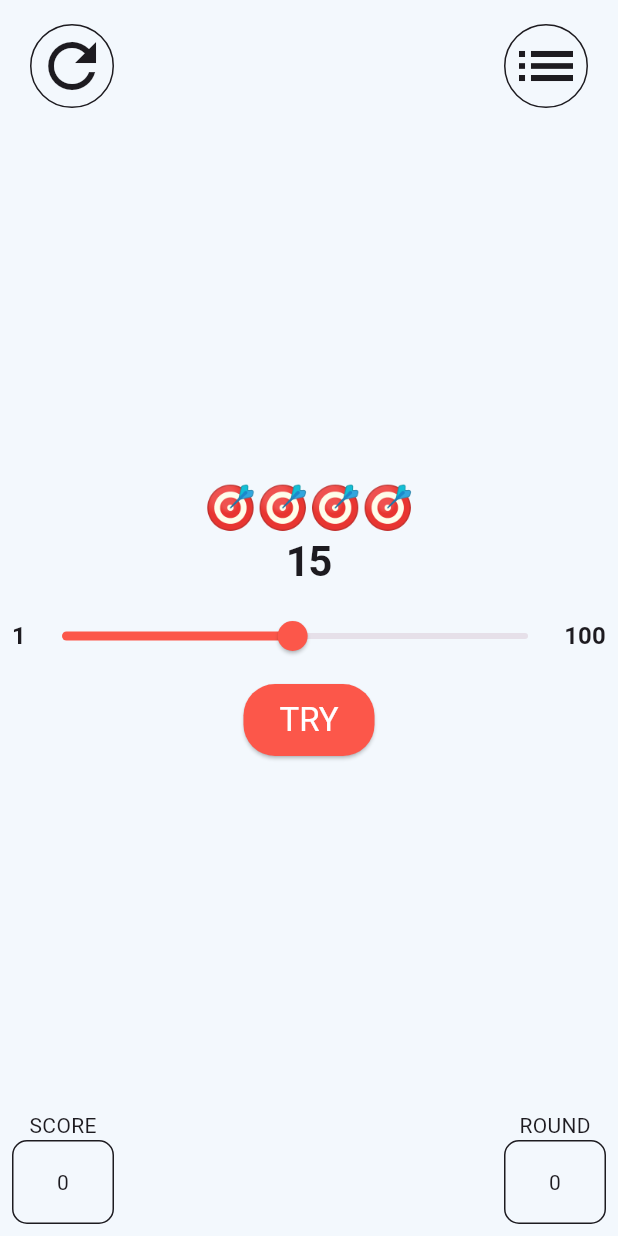
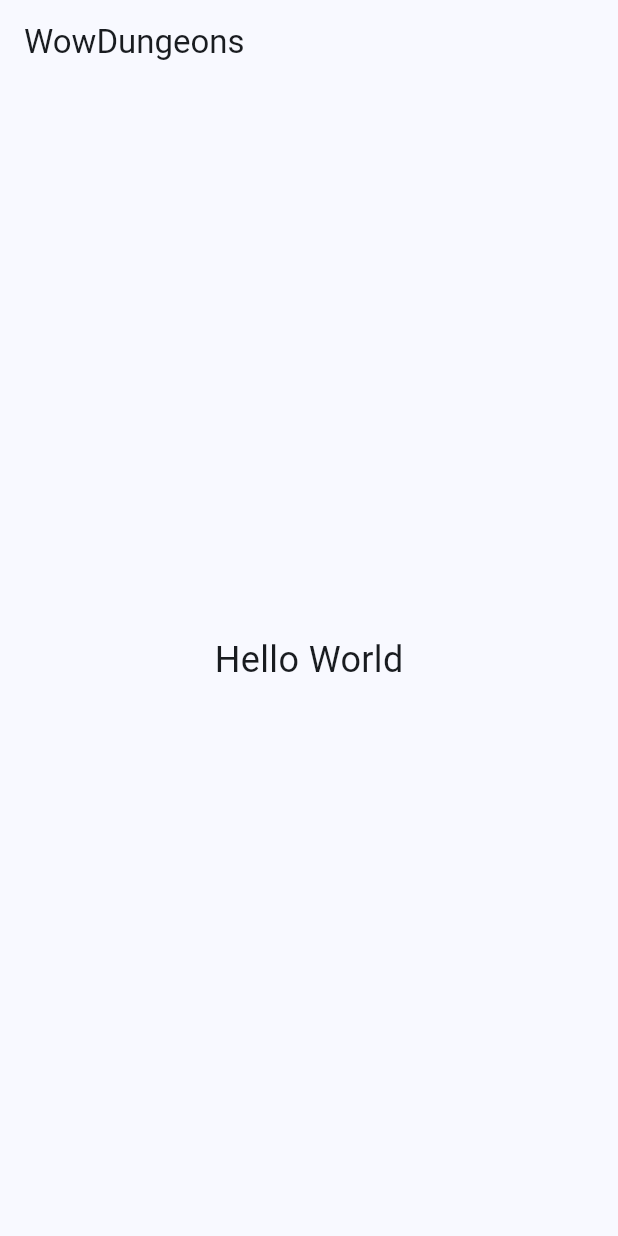
Before and after one commit to Xavierete/WowDungeons, a Flutter app: the screen it shows after launch, on a phone screen of 412 x 824 dp. Run offline on Flutter 3.47's test engine with Material 3 defaults, Android fonts, the phone set to English and light mode, and no system bars.

```diff
--- a/lib/app_colors.dart
+++ /dev/null
@@ -1,6 +0,0 @@
-import 'package:flutter/material.dart';
-
-class AppColors {
-static const primaryColor = Color(0xFFFC574A);
-static const backgroundColor = Color(0xFFF3F8FD);
-}
--- a/lib/background_view.dart
+++ /dev/null
@@ -1,38 +0,0 @@
-import 'package:flutter/material.dart';
-import 'package:flutter_guess_the_number/marks_view.dart';
-import 'package:flutter_guess_the_number/number_view.dart';
-import 'package:flutter_guess_the_number/rounded_view.dart';
-import 'package:flutter_guess_the_number/view_model.dart';
-import 'package:provider/provider.dart';
-class BackgroundView extends StatelessWidget {
-  const BackgroundView({super.key});
-
-  @override
-  Widget build(BuildContext context) {
-    var appState = context.watch<ViewModel>();
-    return Padding(
-      padding: const EdgeInsets.all(8.0),
-      child: Column(
-        children: [
-          Row(
-            children: [
-              TextButton(onPressed:(){appState.restartGame();}, child: RoundedView(icon: Icons.refresh)),
-              Spacer(),
-              TextButton(onPressed:(){
-                Navigator.push(context, MaterialPageRoute(builder: (context) => const MarksView()));
-              }, child: RoundedView(icon: Icons.list)),
-            ],
-          ),
-          Spacer(),
-          Row(
-            children: [
-              NumberView(text: "SCORE", value: appState.score),
-              Spacer(),
-              NumberView(text: "ROUND", value: appState.rounds),
-            ],
-          ),
-        ],
-      ),
-    );
-  }
-}
--- a/lib/game.dart
+++ /dev/null
@@ -1,40 +0,0 @@
-import 'dart:math';
-
-class Game {
-  static final int MIN_VALUE = 0;
-  static final int MAX_VALUE = 100;
-
-  int _targetValue = 0;
-  int _points = 0;
-  int _score = 0;
-  int _rounds = 0;
-
-  int get score => _score;
-  int get rounds => _rounds;
-  int get targetValue => _targetValue;
-  int get points => _points;
-
-  Game() {
-    _targetValue = Random().nextInt(MAX_VALUE + 1 - MIN_VALUE) + MIN_VALUE;
-  }
-
-  void calculatePoints(double sliderValue) {
-    int sliderValueInt = sliderValue.round().toInt();
-    int difference = (_targetValue - sliderValueInt).abs();
-    _points = (MAX_VALUE - difference);
-    _score += _points;
-    _rounds++;
-  }
-
-  void reset() {
-    _targetValue = Random().nextInt(MAX_VALUE + 1 - MIN_VALUE) + MIN_VALUE;
-    _points = 0;
-  }
-
-  void restartGame() {
-    _targetValue = Random().nextInt(MAX_VALUE + 1 - MIN_VALUE) + MIN_VALUE;
-    _points = 0;
-    _score = 0;
-    _rounds = 0;
-  }
-}
--- a/lib/main.dart
+++ b/lib/main.dart
@@ -1,117 +1,40 @@
 import 'package:flutter/material.dart';
-import 'package:flutter_guess_the_number/app_colors.dart';
-import 'package:flutter_guess_the_number/background_view.dart';
-import 'package:flutter_guess_the_number/game.dart';
-import 'package:flutter_guess_the_number/slider_widget.dart';
-import 'package:flutter_guess_the_number/test_view.dart';
-import 'package:flutter_guess_the_number/view_model.dart';
-import 'package:provider/provider.dart';
 
 void main() {
-  runApp(const MainApp());
+  runApp(const MyApp());
 }
 
-class MainApp extends StatelessWidget {
-  const MainApp({super.key});
+class MyApp extends StatelessWidget {
+  const MyApp({super.key});
 
   @override
   Widget build(BuildContext context) {
-    return ChangeNotifierProvider(
-      create: (context) => ViewModel(),
-      child: MaterialApp(
-        theme: ThemeData(scaffoldBackgroundColor: AppColors.backgroundColor),
-        home: Scaffold(
-          body: Stack(children: [const BackgroundView(), const ContentView()]),
+    return MaterialApp(
+      title: 'WowDungeons',
+      theme: ThemeData(
+        colorScheme: ColorScheme.fromSeed(seedColor: Colors.blue),
+        useMaterial3: true,
+      ),
+      home: const MyHomePage(),
+    );
+  }
+}
+
+class MyHomePage extends StatelessWidget {
+  const MyHomePage({super.key});
+
+  @override
+  Widget build(BuildContext context) {
+    return Scaffold(
+      appBar: AppBar(
+        title: const Text('WowDungeons'),
+      ),
+      body: const Center(
+        child: Text(
+          'Hello World',
+          style: TextStyle(fontSize: 24),
         ),
       ),
     );
   }
 }
-
-class ContentView extends StatefulWidget {
-  const ContentView({super.key});
-
-  @override
-  State<ContentView> createState() => _ContentViewState();
-}
-
-class _ContentViewState extends State<ContentView> {
-  double _value = 50;
-  final double _MIN_VALUE = 1.0;
-  final double _MAX_VALUE = 100.0;
-  @override
-  Widget build(BuildContext context) {
-    var appState = context.watch<ViewModel>();
-    return Center(
-      child: Column(
-        mainAxisAlignment: MainAxisAlignment.center,
-        children: [
-          Text("🎯🎯🎯🎯", style: Theme.of(context).textTheme.headlineMedium),
-          Text(
-            "${appState.targetValue}",
-            style: Theme.of(context).textTheme.headlineMedium?.copyWith(
-              letterSpacing: -1,
-              fontWeight: FontWeight.bold,
-            ),
-          ),
-          Padding(
-            padding: const EdgeInsets.all(8.0),
-            child: SliderWidget(
-              value: _value,
-              onChanged: _onChanged,
-              min: _MIN_VALUE,
-              max: _MAX_VALUE,
-            ),
-          ),
-          //Text("$_value"),
-          ElevatedButton(
-            onPressed: _onPressed,
-            style: ElevatedButton.styleFrom(
-              minimumSize: const Size(48, 48),
-              backgroundColor: AppColors.primaryColor,
-              shape: RoundedRectangleBorder(
-                borderRadius: BorderRadius.circular(21),
-              ),
-            ),
-            child: Text(
-              "TRY",
-              style: Theme.of(
-                context,
-              ).textTheme.titleLarge?.copyWith(color: Colors.white),
-            ),
-          ),
-        ],
-      ),
-    );
-  }
-
-  void _onChanged(double value) {
-    setState(() {
-      _value = value;
-    });
-  }
-
-  void _onPressed() {
-    var appState = Provider.of<ViewModel>(context, listen: false);
-    appState.calculatePoints(_value);
-    showDialog(
-      context: context,
-      builder:
-          (context) => AlertDialog(
-            title: const Text("Congralutations"),
-            content: Text("Your points are: ${appState.points}"),
-            actions: [
-              ElevatedButton(
-                onPressed: () {
-                  setState(() {
-                    appState.reset();
-                  });
-                  Navigator.pop(context);
-                },
-                child: const Text("OK"),
-              ),
-            ],
-          ),
-    );
-  }
-}
--- a/lib/number_view.dart
+++ /dev/null
@@ -1,29 +0,0 @@
-import 'package:flutter/material.dart';
-
-class NumberView extends StatelessWidget {
-  final String text;
-  final int value;
-  const NumberView({super.key, required this.text, required this.value});
-
-  @override
-  Widget build(BuildContext context) {
-    return Column(
-      mainAxisAlignment: MainAxisAlignment.center,
-      children: [
-        Text(text),
-        Container(
-          width: 68,
-          height: 56,
-          alignment: Alignment.center,
-          decoration: BoxDecoration(
-            border: Border.all(
-              color: Theme.of(context).colorScheme.onSurface,
-            ), // Borde
-            borderRadius: BorderRadius.circular(10), // Esquinas redondeadas
-          ),
-          child: Text("$value"),
-        ),
-      ],
-    );
-  }
-}
--- a/lib/rounded_view.dart
+++ /dev/null
@@ -1,23 +0,0 @@
-import 'package:flutter/material.dart';
-
-class RoundedView extends StatelessWidget {
-  final IconData icon;
-  const RoundedView({super.key, required this.icon});
-
-  @override
-  Widget build(BuildContext context) {
-    return Container(
-      width: 56,
-      height: 56,
-      decoration: BoxDecoration(
-        shape: BoxShape.circle,
-        border: Border.all(color: Theme.of(context).colorScheme.onSurface),
-      ),
-      child: Icon(
-        icon,
-        size: 48,
-        color: Theme.of(context).colorScheme.onSurface,
-      ),
-    );
-  }
-}
--- a/lib/slider_widget.dart
+++ /dev/null
@@ -1,28 +0,0 @@
-import 'package:flutter/material.dart';
-import 'package:flutter_guess_the_number/app_colors.dart';
-
-class SliderWidget extends StatelessWidget {
-  final double value;
-  final ValueChanged<double> onChanged;
-  final double min;
-  final double max;
-
-  const SliderWidget({super.key, required this.value, required this.onChanged, required this.min, required this.max});
-
-  @override
-  Widget build(BuildContext context) {
-    return Row(
-              mainAxisAlignment: MainAxisAlignment.center,
-              children: [
-                Text("${min.toInt()}", style: Theme.of(context).textTheme.titleMedium?.copyWith(fontWeight: FontWeight.bold)),
-                Expanded(child: Slider(
-                  value: value,
-                  onChanged: onChanged,
-                  min:min,
-                  max: max,
-                  activeColor: AppColors.primaryColor,)),
-                Text("${max.toInt()}", style: Theme.of(context).textTheme.titleMedium?.copyWith(fontWeight: FontWeight.bold)),
-              ],
-            );
-  }
-}
--- a/lib/view_model.dart
+++ /dev/null
@@ -1,27 +0,0 @@
-import 'package:flutter/material.dart';
-import 'package:flutter_guess_the_number/game.dart';
-
-class ViewModel extends ChangeNotifier {
-  final Game _game = Game();
-
-
-  int get score => _game.score;
-  int get rounds => _game.rounds;
-  int get targetValue => _game.targetValue;
-  int get points => _game.points;
-
-  void calculatePoints(double sliderValue) {
-    _game.calculatePoints(sliderValue);
-    notifyListeners();
-  }
-
-  void reset() {
-    _game.reset();
-    notifyListeners();
-  }
-  void restartGame() {
-    _game.restartGame();
-    notifyListeners();
-  }
-
-}
--- a/pubspec.yaml
+++ b/pubspec.yaml
@@ -1,5 +1,5 @@
-name: flutter_guess_the_number
-description: "A new Flutter project."
+name: wow_dungeons
+description: "A Flutter application for World of Warcraft dungeon information."
 publish_to: 'none'
 version: 0.1.0
 
@@ -9,7 +9,6 @@ environment:
 dependencies:
   flutter:
     sdk: flutter
-  provider: ^6.1.5
 
 dev_dependencies:
   flutter_test:
```
Also changed, not shown: lib/marks_view.dart (deleted, +0 -13 lines), lib/test_view.dart (deleted, +0 -25 lines), 1 other file.
